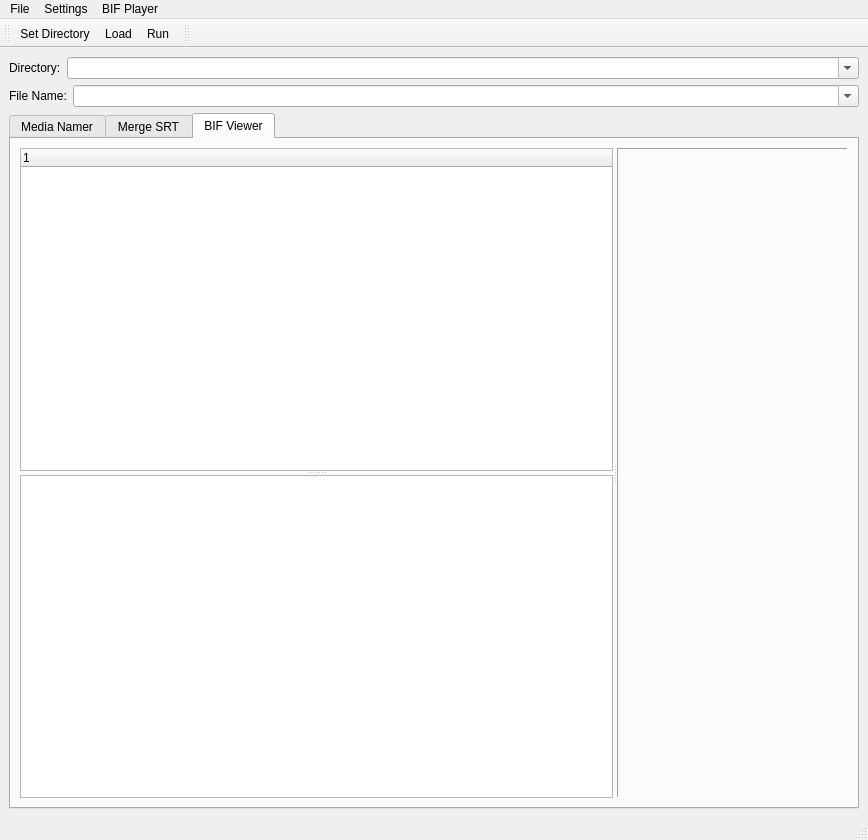
This is UI/MainWindow.ui in towel42-com/MediaManager as Qt 5 draws it before an edit. The edited form follows.
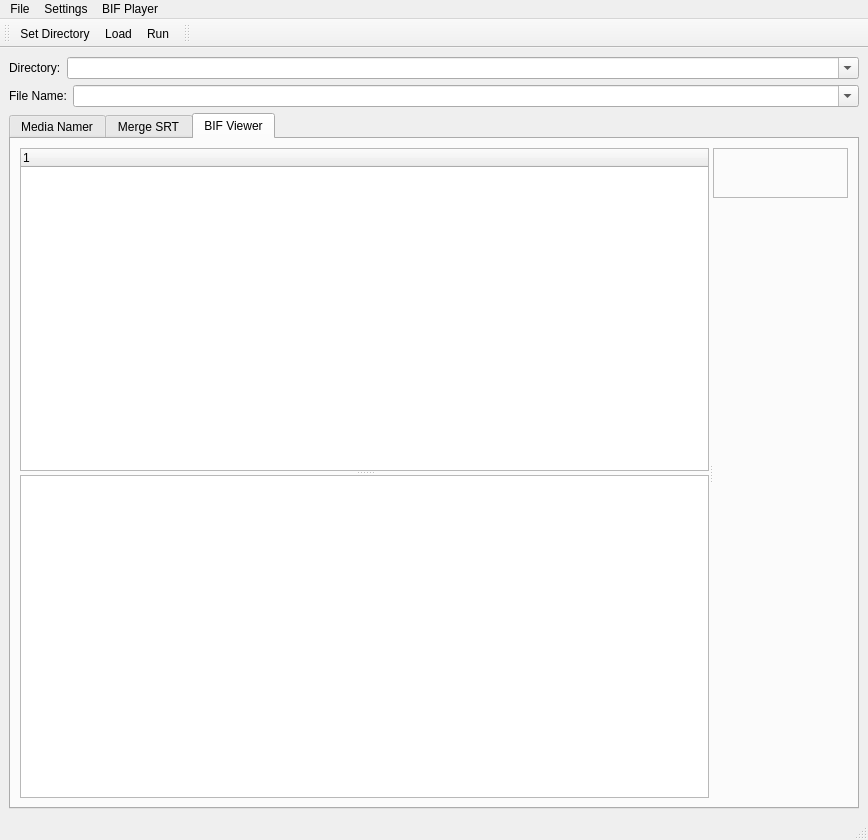
This is the edited form. Icons and pictures are not drawn. Custom widgets are drawn as their Qt base class.

Commit message: Added support for skip interval changes

What changed in the file:
```diff
--- a/UI/MainWindow.ui
+++ b/UI/MainWindow.ui
@@ -158,8 +158,8 @@
        <attribute name="title">
         <string>BIF Viewer</string>
        </attribute>
-       <layout class="QVBoxLayout" name="verticalLayout_5">
-        <item>
+       <layout class="QGridLayout" name="gridLayout">
+        <item row="0" column="0">
          <widget class="QSplitter" name="bifViewerHSplitter">
           <property name="orientation">
            <enum>Qt::Horizontal</enum>
@@ -196,13 +196,38 @@
             </property>
            </widget>
           </widget>
-          <widget class="NBIF::CBIFWidget" name="bifWidget">
-           <property name="frameShape">
-            <enum>QFrame::Panel</enum>
-           </property>
-           <property name="frameShadow">
-            <enum>QFrame::Sunken</enum>
-           </property>
+          <widget class="QWidget" name="layoutWidget">
+           <layout class="QVBoxLayout" name="verticalLayout_4">
+            <item>
+             <widget class="NBIF::CBIFWidget" name="bifWidget">
+              <property name="minimumSize">
+               <size>
+                <width>50</width>
+                <height>50</height>
+               </size>
+              </property>
+              <property name="frameShape">
+               <enum>QFrame::StyledPanel</enum>
+              </property>
+              <property name="frameShadow">
+               <enum>QFrame::Sunken</enum>
+              </property>
+             </widget>
+            </item>
+            <item>
+             <spacer name="verticalSpacer">
+              <property name="orientation">
+               <enum>Qt::Vertical</enum>
+              </property>
+              <property name="sizeHint" stdset="0">
+               <size>
+                <width>20</width>
+                <height>40</height>
+               </size>
+              </property>
+             </spacer>
+            </item>
+           </layout>
           </widget>
          </widget>
         </item>
```
Left out of the diff: 34 changed lines with no effect on the pictures. The commit also changes 2 other files.
